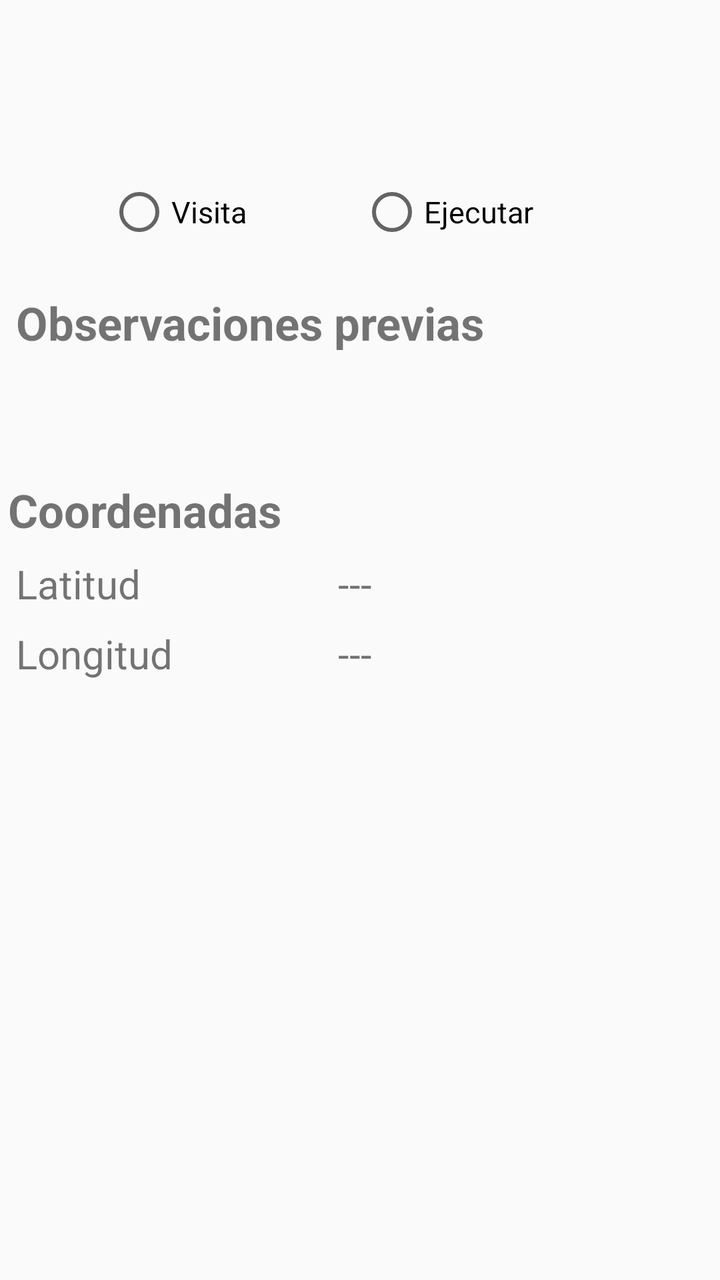
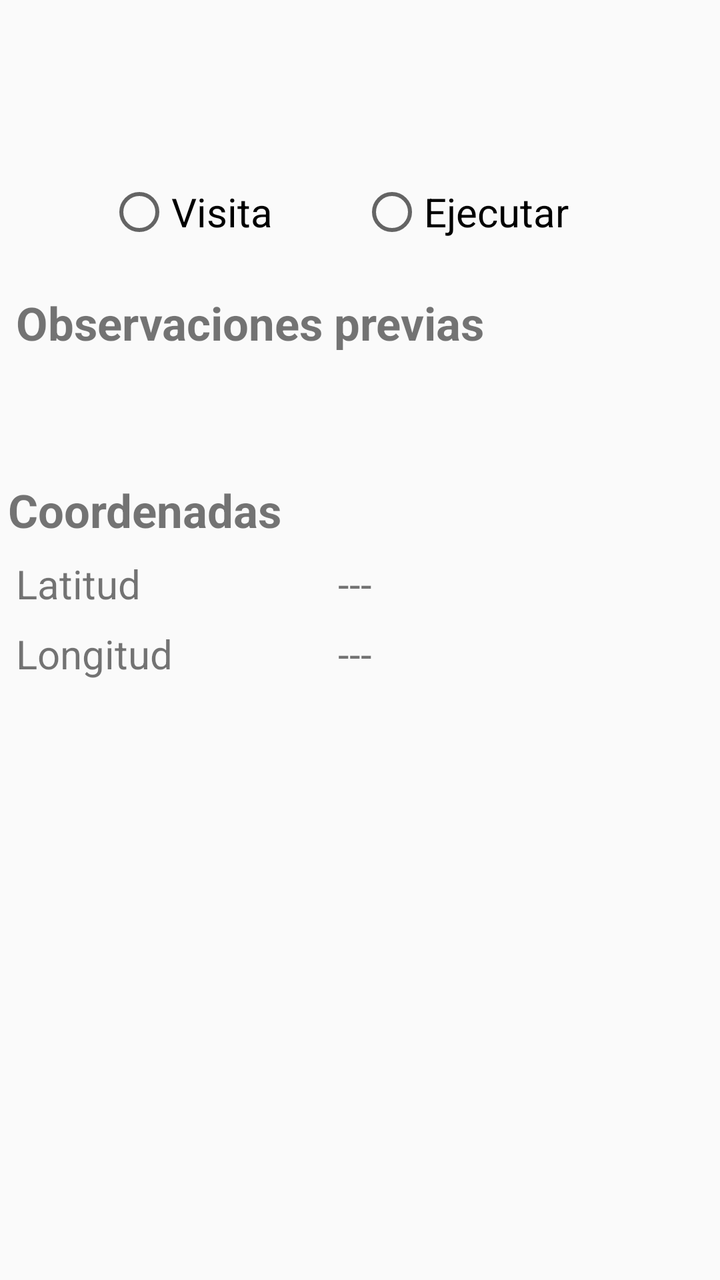

Before-and-after screenshots of an Android layout around one commit, followed by the original layout XML and the change that was made.
<!-- AndroidManifest.xml: application theme AppTheme -->
<!-- res/layout/activity_hora_ordenes.xml -->
<?xml version="1.0" encoding="utf-8"?>
<RelativeLayout xmlns:android="http://schemas.android.com/apk/res/android"
    xmlns:app="http://schemas.android.com/apk/res-auto"
    xmlns:tools="http://schemas.android.com/tools"
    android:layout_width="match_parent"
    android:layout_height="wrap_content">

    
    <ScrollView
        android:layout_width="match_parent"
        android:layout_height="wrap_content"
        android:layout_marginTop="90dp">

        <android.support.constraint.ConstraintLayout
            android:layout_width="match_parent"
            android:layout_height="wrap_content"
            android:paddingBottom="8dp"
            app:layout_constraintBottom_toBottomOf="parent"
            app:layout_constraintEnd_toEndOf="parent"
            app:layout_constraintStart_toStartOf="parent"
            app:layout_constraintTop_toTopOf="parent">

            <RadioGroup
                android:id="@+id/radioGroup"
                android:layout_width="253dp"
                android:layout_height="wrap_content"
                android:layout_marginStart="8dp"
                android:layout_marginEnd="8dp"
                android:orientation="horizontal"
                app:layout_constraintEnd_toEndOf="parent"
                app:layout_constraintStart_toStartOf="parent"
                app:layout_constraintTop_toTopOf="parent">

                <RadioButton
                    android:id="@+id/rb_Visita"
                    android:layout_width="100dp"
                    android:layout_height="wrap_content"
                    android:layout_weight="1"
                    android:onClick="onRadioButtonClicked"
                    android:text="@string/visita"
                    android:textSize="@dimen/mediano" />

                <RadioButton
                    android:id="@+id/rb_Ejecutada"
                    android:layout_width="100dp"
                    android:layout_height="wrap_content"
                    android:layout_weight="1"
                    android:onClick="onRadioButtonClicked"
                    android:text="@string/ejecutar"
                    android:textSize="@dimen/mediano" />
            </RadioGroup>

            


            

            <android.support.constraint.ConstraintLayout
                android:id="@+id/todo"
                android:layout_width="0dp"
                android:layout_height="wrap_content"
                android:layout_marginTop="8dp"
                app:layout_constraintEnd_toEndOf="parent"
                app:layout_constraintStart_toStartOf="parent"
                app:layout_constraintTop_toBottomOf="@+id/radioGroup">

                <TextView
                    android:id="@+id/textView19"
                    android:layout_width="0dp"
                    android:layout_height="wrap_content"
                    android:layout_marginStart="8dp"
                    android:layout_marginTop="16dp"
                    android:layout_marginEnd="8dp"
                    android:text="@string/observacionesPrevias"
                    android:textSize="@dimen/xl"
                    android:textStyle="bold"
                    app:layout_constraintEnd_toEndOf="parent"
                    app:layout_constraintHorizontal_bias="0.0"
                    app:layout_constraintStart_toStartOf="parent"
                    app:layout_constraintTop_toTopOf="parent" />


                <TextView
                    android:id="@+id/tv_Observaciones"
                    android:layout_width="match_parent"
                    android:layout_height="wrap_content"
                    android:layout_marginStart="8dp"
                    android:layout_marginTop="8dp"
                    android:layout_marginEnd="16dp"
                    android:textSize="@dimen/grande"
                    app:layout_constraintEnd_toEndOf="parent"
                    app:layout_constraintStart_toStartOf="parent"
                    app:layout_constraintTop_toBottomOf="@+id/textView19" />

                <android.support.constraint.ConstraintLayout
                    android:id="@+id/contraintObservacionesTecnico"
                    android:layout_width="0dp"
                    android:layout_height="wrap_content"
                    android:layout_marginTop="8dp"
                    android:layout_marginBottom="8dp"
                    android:visibility="gone"
                    app:layout_constraintBottom_toTopOf="@+id/textView21"
                    app:layout_constraintEnd_toEndOf="parent"
                    app:layout_constraintStart_toStartOf="parent"
                    app:layout_constraintTop_toBottomOf="@+id/tv_Observaciones"
                    app:layout_constraintVertical_bias="0.12">

                    <TextView
                        android:id="@+id/textob"
                        android:layout_width="0dp"
                        android:layout_height="wrap_content"
                        android:layout_marginStart="8dp"
                        android:layout_marginTop="4dp"
                        android:layout_marginEnd="8dp"
                        android:text="@string/observacionesTecnico"
                        android:textSize="@dimen/xl"
                        android:textStyle="bold"
                        app:layout_constraintEnd_toEndOf="parent"
                        app:layout_constraintStart_toStartOf="parent"
                        app:layout_constraintTop_toTopOf="parent" />

                    <EditText
                        android:id="@+id/observaciones_Tecnico"
                        android:layout_width="0dp"
                        android:layout_height="wrap_content"
                        android:layout_marginStart="2dp"
                        android:layout_marginTop="14dp"
                        android:layout_marginEnd="8dp"
                        android:background="@drawable/contorno"
                        android:inputType="text"
                        android:textSize="20dp"
                        app:layout_constraintEnd_toEndOf="parent"
                        app:layout_constraintStart_toStartOf="parent"
                        app:layout_constraintTop_toBottomOf="@+id/textob" />

                </android.support.constraint.ConstraintLayout>


                <TextView
                    android:id="@+id/textView21"
                    android:layout_width="0dp"
                    android:layout_height="wrap_content"
                    android:layout_marginStart="4dp"
                    android:layout_marginTop="28dp"
                    android:layout_marginEnd="8dp"
                    android:text="@string/coordenadas"
                    android:textSize="@dimen/xl"
                    android:textStyle="bold"
                    app:layout_constraintEnd_toEndOf="parent"
                    app:layout_constraintHorizontal_bias="1.0"
                    app:layout_constraintStart_toStartOf="parent"
                    app:layout_constraintTop_toBottomOf="@+id/contraintObservacionesTecnico" />

                <TextView
                    android:id="@+id/textView22"
                    android:layout_width="100dp"
                    android:layout_height="wrap_content"
                    android:layout_marginStart="8dp"
                    android:layout_marginTop="8dp"
                    android:text="@string/latitud"
                    android:textSize="@dimen/grande"
                    app:layout_constraintStart_toStartOf="parent"
                    app:layout_constraintTop_toBottomOf="@+id/textView21" />

                <TextView
                    android:id="@+id/textView23"
                    android:layout_width="100dp"
                    android:layout_height="wrap_content"
                    android:layout_marginStart="8dp"
                    android:layout_marginTop="8dp"
                    android:text="@string/longitud"
                    android:textSize="@dimen/grande"
                    app:layout_constraintStart_toStartOf="parent"
                    app:layout_constraintTop_toBottomOf="@+id/tv_Latitud" />

                <TextView
                    android:id="@+id/tv_Latitud"
                    android:layout_width="175dp"
                    android:layout_height="wrap_content"
                    android:layout_marginEnd="16dp"
                    android:text="---"
                    android:textSize="@dimen/grande"
                    app:layout_constraintBottom_toBottomOf="@+id/textView22"
                    app:layout_constraintEnd_toEndOf="parent"
                    app:layout_constraintTop_toTopOf="@+id/textView22" />

                <TextView
                    android:id="@+id/tv_Longitud"
                    android:layout_width="175dp"
                    android:layout_height="wrap_content"
                    android:layout_marginEnd="16dp"
                    android:text="---"
                    android:textSize="@dimen/grande"
                    app:layout_constraintBottom_toBottomOf="@+id/textView23"
                    app:layout_constraintEnd_toEndOf="parent"
                    app:layout_constraintTop_toTopOf="@+id/textView23" />

                <Button
                    android:id="@+id/ejecVisita"
                    android:layout_width="100dp"
                    android:layout_height="wrap_content"
                    android:layout_centerHorizontal="true"
                    android:layout_marginStart="8dp"
                    android:layout_marginTop="16dp"
                    android:layout_marginEnd="8dp"
                    android:background="@drawable/boton"
                    android:backgroundTint="@color/colorPrimary"
                    android:enabled="true"
                    android:text="@string/guardar"
                    android:textColor="#fff"
                    android:visibility="gone"
                    app:layout_constraintEnd_toEndOf="@+id/tv_Longitud"
                    app:layout_constraintHorizontal_bias="0.522"
                    app:layout_constraintStart_toStartOf="@+id/textView23"
                    app:layout_constraintTop_toBottomOf="@+id/textView23" />
            </android.support.constraint.ConstraintLayout>
        </android.support.constraint.ConstraintLayout>
    </ScrollView>
</RelativeLayout>
<!-- resources referenced by this layout -->
<resources>
  <color name="colorPrimary">#0277BD</color>
  <dimen name="grande">20dp</dimen>
  <dimen name="mediano">15dp</dimen>
  <dimen name="xl">23dp</dimen>
  <!-- drawable boton (drawable) -->
  <?xml version="1.0" encoding="utf-8"?>
  <shape xmlns:android="http://schemas.android.com/apk/res/android" android:shape="rectangle">
    <stroke  android:width="1dp"/>
    <corners android:radius="10dp"/>
  
  
  </shape>
  <!-- drawable contorno (drawable) -->
  <?xml version="1.0" encoding="utf-8"?>
  <selector xmlns:android="http://schemas.android.com/apk/res/android">
      <item><layer-list>
          <item>
              <shape>
                  <solid
                      android:color="#ffff">
                  </solid>
  
                  <corners android:radius="3dp" />
  
                  <padding
                      android:bottom="10dp"
                      android:left="10dp"
                      android:right="10dp"
                      android:top="10dp" />
                  <stroke
                      android:width="2dp"
                      android:color="#676667"/>
              </shape>
          </item>
  
      </layer-list></item>
  </selector>
  <string name="coordenadas">Coordenadas</string>
  <string name="ejecutar">Ejecutar</string>
  <string name="guardar">Guardar</string>
  <string name="latitud">Latitud</string>
  <string name="longitud">Longitud</string>
  <string name="observacionesPrevias">Observaciones previas</string>
  <string name="observacionesTecnico">Observaciones técnico</string>
  <string name="visita">Visita</string>
  <style name="AppTheme" parent="Theme.AppCompat.Light.DarkActionBar">
          
          <item name="colorPrimary">@color/colorPrimary</item>
          <item name="colorPrimaryDark">@color/colorPrimaryDark</item>
          <item name="colorAccent">@color/colorAccent</item>
          <item name="android:colorForeground">@android:color/background_dark</item>
      </style>
  <color name="colorPrimaryDark">#004C8C</color>
  <color name="colorAccent">#0000FF</color>
</resources>

<!-- the commit's change to res/layout/activity_hora_ordenes.xml (unified diff, before → after) -->
@@ -38,7 +38,7 @@
                     android:layout_weight="1"
                     android:onClick="onRadioButtonClicked"
                     android:text="@string/visita"
-                    android:textSize="@dimen/mediano" />
+                    android:textSize="20dp" />
 
                 <RadioButton
                     android:id="@+id/rb_Ejecutada"
@@ -47,7 +47,7 @@
                     android:layout_weight="1"
                     android:onClick="onRadioButtonClicked"
                     android:text="@string/ejecutar"
-                    android:textSize="@dimen/mediano" />
+                    android:textSize="20dp" />
             </RadioGroup>
 
             
<!-- resource entries referenced after the edit -->
@@ -2,7 +2,6 @@
 <resources>
   <color name="colorPrimary">#0277BD</color>
   <dimen name="grande">20dp</dimen>
-  <dimen name="mediano">15dp</dimen>
   <dimen name="xl">23dp</dimen>
   <!-- drawable boton (drawable) -->
   <?xml version="1.0" encoding="utf-8"?>
